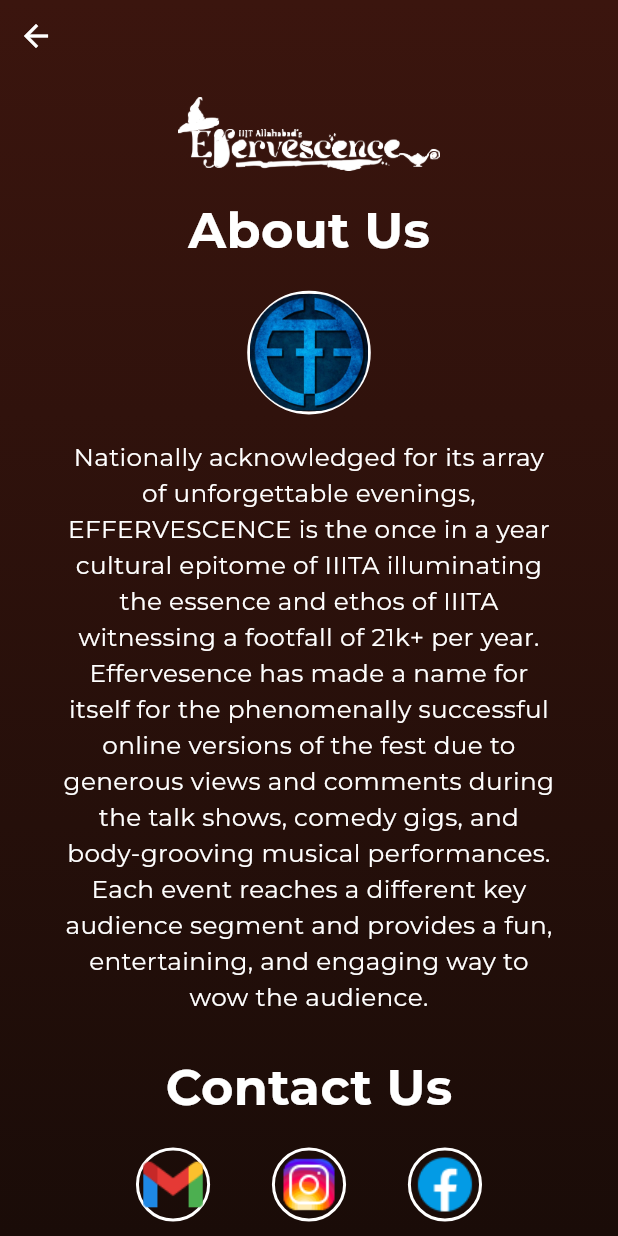
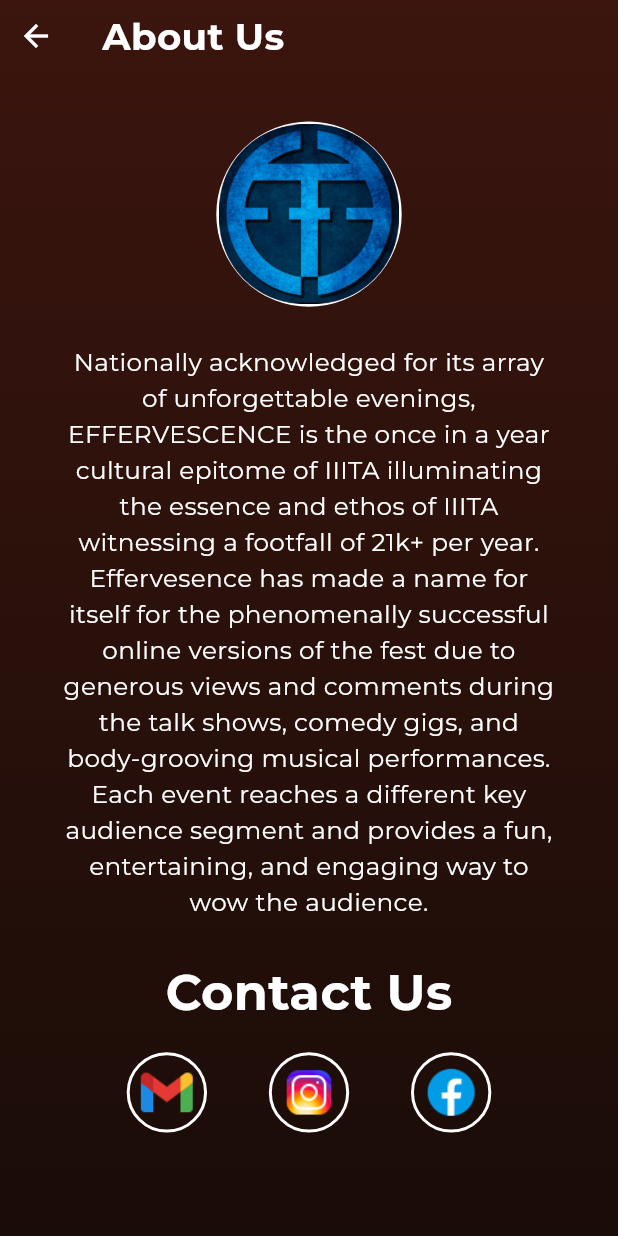
Before and after one commit to deadmoont/Pavilion, a Flutter app: the Loadingscreen screen opened directly, after a tap on "About Us", on a phone screen of 412 x 824 dp. Run offline on Flutter 3.47's test engine with Material 3 defaults, Android fonts, the phone set to English and light mode, and no system bars; our stand-ins replace cached_network_image, chewie, cloud_firestore, firebase_core, firebase_messaging, flutter_local_notifications and 8 more; missing offline and left inert: animate_gradient, bottom_bar_matu, carousel_slider_plus, dart:ffi; accounts and stored records are empty; project files that could hold a hidden picture were left out.

Commit message:
timeline,more ,about

```diff
--- a/lib/screens/aboutus_page.dart
+++ b/lib/screens/aboutus_page.dart
@@ -29,7 +29,9 @@
             child: Column(
               crossAxisAlignment: CrossAxisAlignment.center,
               children: [
-                Align(
+                Row(
+                  children: [
+                    Align(
                   alignment: Alignment.topLeft,
                   child: IconButton(
                     icon: Icon(Icons.arrow_back, color: Colors.white),
@@ -38,33 +40,32 @@
                     },
                   ),
                 ),
-                SizedBox(height: screenHeight * 0.02), // Responsive spacing
-                Image.asset(
-                  'assets/svgIcons/logo.png',
-                  color: Colors.white,
-                  height: screenHeight * 0.06, // Responsive image size
-                ),
-                SizedBox(height: screenHeight * 0.02), // Responsive spacing
+                const SizedBox(width: 20,),
                 Text(
                   "About Us",
                   style: TextStyle(
                     fontFamily: 'Montserrat',
                     color: Colors.white,
-                    fontSize: screenHeight * 0.04, // Responsive font size
+                    fontSize: screenHeight * 0.03, // Responsive font size
                     fontWeight: FontWeight.bold,
                   ),
                 ),
-                SizedBox(height: screenHeight * 0.02), // Responsive spacing
+                  ],
+                ),
+                // SizedBox(height: screenHeight * 0.02), // Responsive spacing
+                // Responsive spacing
+
+                SizedBox(height: screenHeight * 0.04), // Responsive spacing
                 Container(
-                  width: screenWidth * 0.2,
-                  height: screenWidth * 0.2, // Ensure it's circular by using width and height equally
+                  width: screenWidth * 0.3,
+                  height: screenWidth * 0.3, // Ensure it's circular by using width and height equally
                   decoration: BoxDecoration(
                     shape: BoxShape.circle,
                     border: Border.all(color: Colors.white, width: 2),
                   ),
-                  child: Image.asset('assets/images/notification.png'),
+                  child: Image.asset('assets/images/notification.png',height: 60,),
                 ),
-                SizedBox(height: screenHeight * 0.02), // Responsive spacing
+                SizedBox(height: screenHeight * 0.03), // Responsive spacing
                 Padding(
                   padding: EdgeInsets.symmetric(horizontal: screenWidth * 0.1),
                   child: Text(
@@ -92,6 +93,7 @@
                   mainAxisAlignment: MainAxisAlignment.center,
                   children: [
                     SocialMediaIcon(
+
                       image: 'assets/images/gmail.png',
                       onTap: () {
                         _launchURL('mailto:effervescence@iiita.ac.in');
@@ -106,7 +108,7 @@
                     SocialMediaIcon(
                       image: 'assets/images/facebook.png',
                       onTap: () {
-                        _launchURL('https://www.facebook.com/example');
+                        _launchURL('https://www.facebook.com/effervescence.iiita/');
                       },
                     ),
                   ],
@@ -156,13 +158,16 @@
       child: GestureDetector(
         onTap: onTap,
         child: Container(
-          width: screenWidth * 0.12, // Responsive size for icons
-          height: screenWidth * 0.12,
+          width: screenWidth * 0.13, // Responsive size for icons
+          height: screenWidth * 0.13,
           decoration: BoxDecoration(
             shape: BoxShape.circle,
             border: Border.all(color: Colors.white, width: 2),
           ),
-          child: Image.asset(image),
+          child: Padding(
+            padding: const EdgeInsets.all(5),
+            child: Image.asset(image),
+          ),
         ),
       ),
     );
--- a/lib/screens/loadingScreen.dart
+++ b/lib/screens/loadingScreen.dart
@@ -23,31 +23,16 @@
             ],
           ),
         ),
-        child: AnimateGradient(
-          primaryBegin: Alignment.topLeft,
-          primaryEnd: Alignment.bottomLeft,
-          secondaryBegin: Alignment.bottomLeft,
-          secondaryEnd: Alignment.topRight,
-          primaryColors: const [
-            Colors.pink,
-            Colors.pinkAccent,
-            Colors.white,
-          ],
-          secondaryColors: const [
-            Colors.white,
-            Colors.blueAccent,
-            Colors.blue,
-          ],
         child: Column(
           mainAxisAlignment: MainAxisAlignment.center,
           children: [
             // Logo at the top
             Padding(
-                padding: const EdgeInsets.only(bottom: 40.0),
-                child: Image.asset(
-                  'assets/svgIcons/logo.png',
-                  color: Colors.white,
-                  height: 50,
+              padding: const EdgeInsets.only(bottom: 80.0),
+              child:  Image.asset(
+            'assets/svgIcons/logo.png', // Display the image from assets
+            width: 300,
+            height: 80,
           ),
             ),
             // Buttons with ripple effect
@@ -103,7 +88,6 @@
               },
             ),
           ],
-          ),
         ),
       ),
     );
--- a/pubspec.yaml
+++ b/pubspec.yaml
@@ -60,6 +60,7 @@
   url_launcher: ^6.3.1
   flutter_animate: ^4.5.0
   fluttertoast: ^8.2.8
+  intl: ^0.18.0
 
 dev_dependencies:
   flutter_test:
```
Also changed, not shown: lib/components/MyListTile.dart (+8 -42 lines), lib/screens/TeamsPage.dart (+0 -23 lines), lib/screens/timelineScreen.dart (+34 -15 lines), pubspec.lock. Lines whose indentation alone changed are shown as unchanged.
